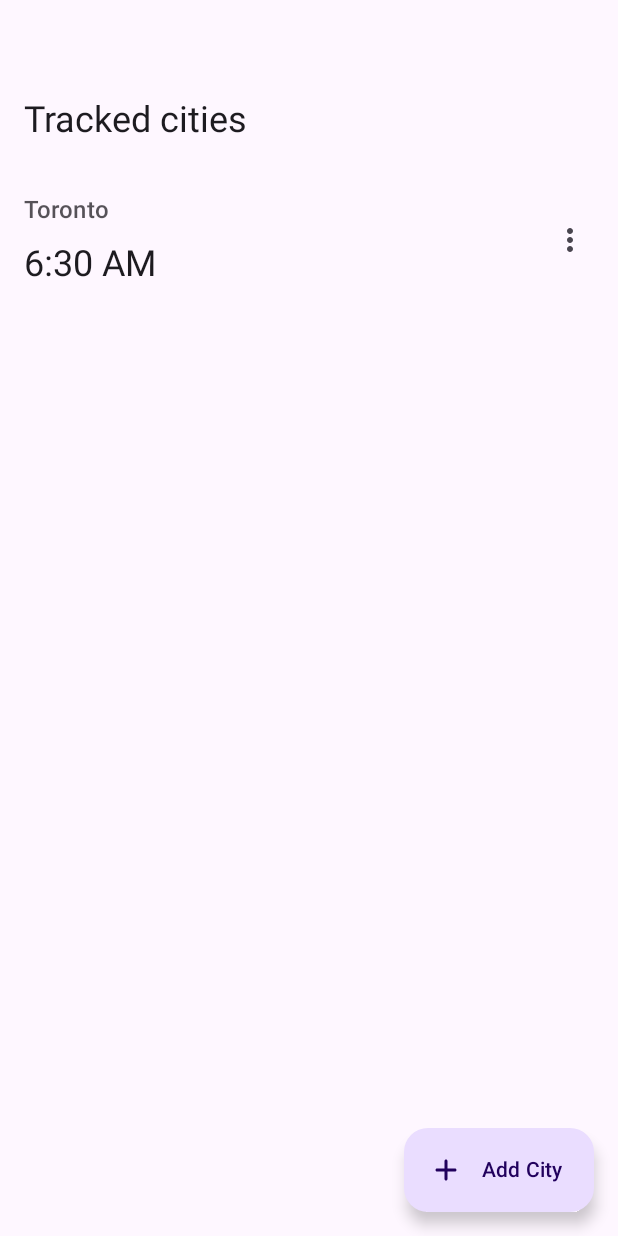
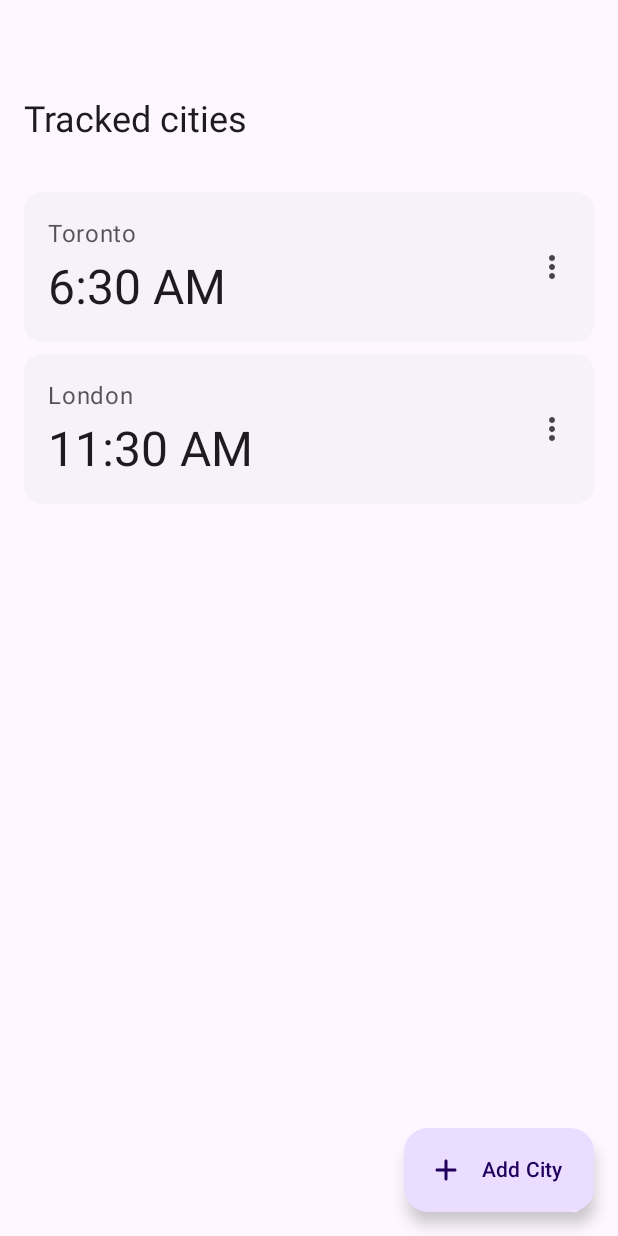
Before and after one commit to maxhves/time-zone-tracker-android, an Android app built with Jetpack Compose: the @Preview function TimeZonesScreenPreview, on a phone screen of 412 x 824 dp. Run offline under Robolectric (Android 15) with nearby library versions, the phone set to English and light mode, and no system bars.

Commit message:
Updated the design of TrackedCityItem.

```diff
--- a/feature/timezones/src/main/java/uk/co/mhl/timezonetracker/feature/timezones/TimeZonesScreen.kt
+++ b/feature/timezones/src/main/java/uk/co/mhl/timezonetracker/feature/timezones/TimeZonesScreen.kt
@@ -1,5 +1,6 @@
 package uk.co.mhl.timezonetracker.feature.timezones
 
+import androidx.compose.foundation.layout.Arrangement
 import androidx.compose.foundation.layout.padding
 import androidx.compose.foundation.lazy.LazyColumn
 import androidx.compose.foundation.lazy.items
@@ -13,6 +14,7 @@ import androidx.compose.runtime.saveable.rememberSaveable
 import androidx.compose.runtime.setValue
 import androidx.compose.ui.Modifier
 import androidx.compose.ui.tooling.preview.Preview
+import androidx.compose.ui.unit.dp
 import androidx.hilt.navigation.compose.hiltViewModel
 import androidx.lifecycle.compose.collectAsStateWithLifecycle
 import uk.co.mhl.timezonetracker.core.designsystem.component.TimeZoneTrackerTopAppBar
@@ -65,7 +67,10 @@ internal fun TimeZonesScreen(
         floatingActionButtonPosition = FabPosition.End,
     ) { innerPadding ->
         LazyColumn(
-            modifier = Modifier.padding(innerPadding),
+            modifier = Modifier
+                .padding(innerPadding)
+                .padding(16.dp),
+            verticalArrangement = Arrangement.spacedBy(8.dp),
         ) {
             items(
                 items = trackedCities,
@@ -103,6 +108,12 @@ private fun TimeZonesScreenPreview() {
                     name = "Toronto",
                     country = "Canada",
                     zoneId = "America/Toronto",
+                ),
+                City(
+                    id = 1,
+                    name = "London",
+                    country = "United Kingdom",
+                    zoneId = "Europe/London",
                 )
             ),
             onNewTimeZoneClick = { },
--- a/feature/timezones/src/main/java/uk/co/mhl/timezonetracker/feature/timezones/component/TrackedCityItem.kt
+++ b/feature/timezones/src/main/java/uk/co/mhl/timezonetracker/feature/timezones/component/TrackedCityItem.kt
@@ -1,5 +1,6 @@
 package uk.co.mhl.timezonetracker.feature.timezones.component
 
+import androidx.compose.foundation.background
 import androidx.compose.foundation.layout.Arrangement
 import androidx.compose.foundation.layout.Box
 import androidx.compose.foundation.layout.Column
@@ -9,6 +10,7 @@ import androidx.compose.foundation.layout.fillMaxHeight
 import androidx.compose.foundation.layout.fillMaxWidth
 import androidx.compose.foundation.layout.height
 import androidx.compose.foundation.layout.padding
+import androidx.compose.foundation.shape.RoundedCornerShape
 import androidx.compose.material.icons.Icons
 import androidx.compose.material.icons.rounded.MoreVert
 import androidx.compose.material3.Icon
@@ -18,6 +20,7 @@ import androidx.compose.material3.Text
 import androidx.compose.runtime.Composable
 import androidx.compose.ui.Alignment
 import androidx.compose.ui.Modifier
+import androidx.compose.ui.graphics.Color
 import androidx.compose.ui.res.stringResource
 import androidx.compose.ui.tooling.preview.Preview
 import androidx.compose.ui.unit.dp
@@ -40,27 +43,31 @@ internal fun TrackedCityItem(
     Row(
         modifier = modifier
             .fillMaxWidth()
+            .background(
+                shape = MaterialTheme.shapes.medium,
+                color = MaterialTheme.colorScheme.surfaceContainerLow,
+            )
             .padding(
                 top = 16.dp,
                 bottom = 16.dp,
                 start = 16.dp,
-                end = 8.dp,
+                end = 4.dp,
             )
             .height(IntrinsicSize.Min),
     ) {
         Column(
             modifier = Modifier.weight(1f),
-            verticalArrangement = Arrangement.spacedBy(8.dp),
+            verticalArrangement = Arrangement.spacedBy(4.dp),
         ) {
             Text(
                 text = city,
-                style = MaterialTheme.typography.titleMedium,
-                color = MaterialTheme.colorScheme.onBackground.copy(alpha = .75f)
+                style = MaterialTheme.typography.bodyLarge,
+                color = MaterialTheme.colorScheme.onSurface.copy(alpha = .75f)
             )
             Text(
                 text = zonedDateFormatted,
-                style = MaterialTheme.typography.headlineSmall,
-                color = MaterialTheme.colorScheme.onBackground,
+                style = MaterialTheme.typography.headlineLarge,
+                color = MaterialTheme.colorScheme.onSurface,
             )
         }
         Box(
```
